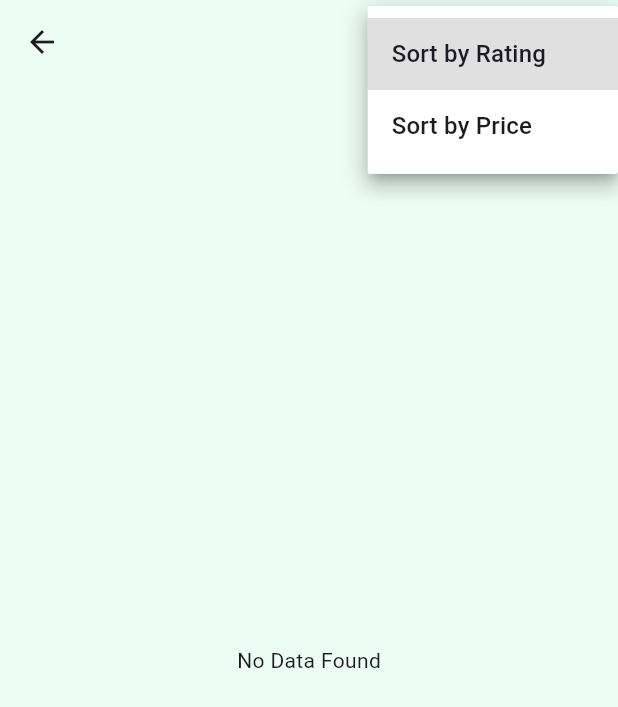
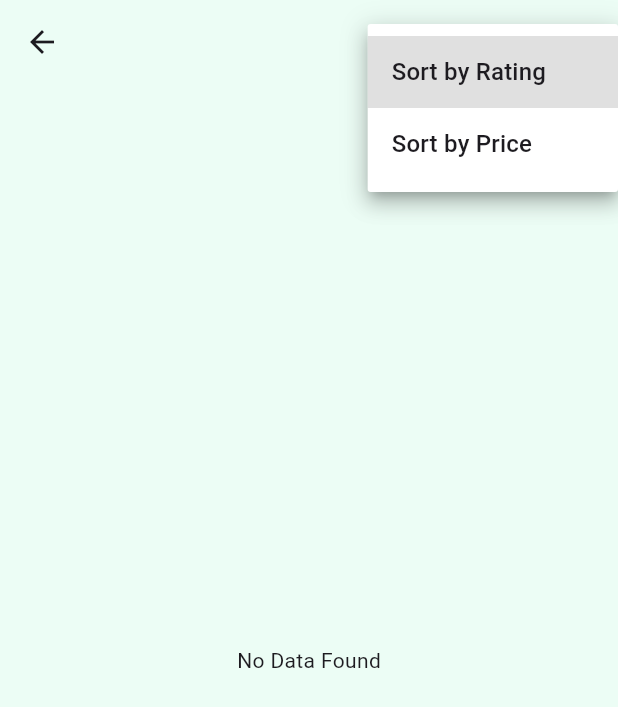
Before and after one commit to sreeragp07/booknow, a Flutter app: the ProfessionalsListScreen screen opened directly with empty values, after a tap on "Sort", on a phone screen of 412 x 824 dp. Shown: the top 707 px of the screen. Run offline on Flutter 3.47's test engine with Material 3 defaults, Android fonts, the light colour scheme and no system bars; our stand-ins replace bloc, cloud_firestore, equatable, firebase_auth, firebase_core, flutter_bloc; accounts and stored records are empty.

Commit message:
folder restructure

```diff
--- a/lib/screens/login_screen.dart
+++ b/lib/features/auth/screens/login_screen.dart
@@ -1,6 +1,6 @@
-import 'package:booknow/screens/dashboard_screen.dart';
-import 'package:booknow/screens/professional_dashboard_screen.dart';
-import 'package:booknow/screens/signup_screen.dart';
+import 'package:booknow/features/dashboard/screens/dashboard_screen.dart';
+import 'package:booknow/features/dashboard/screens/professional_dashboard_screen.dart';
+import 'package:booknow/features/auth/screens/signup_screen.dart';
 import 'package:booknow/widgets/custom_elevated_button.dart';
 import 'package:booknow/widgets/custom_text_field.dart';
 import 'package:cloud_firestore/cloud_firestore.dart';
--- a/lib/screens/booking_screen.dart
+++ b/lib/features/booking/screens/booking_screen.dart
@@ -1,4 +1,4 @@
-import 'package:booknow/bloc/bloc/booking_bloc.dart';
+import 'package:booknow/features/booking/bloc/booking_bloc.dart';
 import 'package:booknow/widgets/custom_elevated_button.dart';
 import 'package:flutter/material.dart';
 import 'package:flutter_bloc/flutter_bloc.dart';
--- a/lib/screens/dashboard_screen.dart
+++ b/lib/features/dashboard/screens/dashboard_screen.dart
@@ -1,7 +1,7 @@
-import 'package:booknow/bloc/bloc/category_bloc.dart';
+import 'package:booknow/features/dashboard/bloc/category_bloc.dart';
 import 'package:booknow/respository/data_services.dart';
-import 'package:booknow/screens/login_screen.dart';
-import 'package:booknow/screens/professionals_list_screen.dart';
+import 'package:booknow/features/auth/screens/login_screen.dart';
+import 'package:booknow/features/professionals/screens/professionals_list_screen.dart';
 import 'package:firebase_auth/firebase_auth.dart';
 import 'package:flutter/material.dart';
 import 'package:flutter_bloc/flutter_bloc.dart';
--- a/lib/screens/professional_dashboard_screen.dart
+++ b/lib/features/dashboard/screens/professional_dashboard_screen.dart
@@ -1,4 +1,4 @@
-import 'package:booknow/screens/login_screen.dart';
+import 'package:booknow/features/auth/screens/login_screen.dart';
 import 'package:cloud_firestore/cloud_firestore.dart';
 import 'package:firebase_auth/firebase_auth.dart';
 import 'package:flutter/material.dart';
--- a/lib/screens/professional_details_screen.dart
+++ b/lib/features/professionals/screens/professional_details_screen.dart
@@ -1,7 +1,7 @@
-import 'package:booknow/bloc/professionals_bloc.dart';
+import 'package:booknow/features/professionals/bloc/professionals_bloc.dart';
 import 'package:booknow/models/professionals.dart';
 import 'package:booknow/respository/data_services.dart';
-import 'package:booknow/screens/booking_screen.dart';
+import 'package:booknow/features/booking/screens/booking_screen.dart';
 import 'package:booknow/widgets/custom_elevated_button.dart';
 import 'package:flutter/material.dart';
 import 'package:flutter_bloc/flutter_bloc.dart';
--- a/lib/screens/professionals_list_screen.dart
+++ b/lib/features/professionals/screens/professionals_list_screen.dart
@@ -1,6 +1,6 @@
-import 'package:booknow/bloc/professionals_bloc.dart';
+import 'package:booknow/features/professionals/bloc/professionals_bloc.dart';
 import 'package:booknow/respository/data_services.dart';
-import 'package:booknow/screens/professional_details_screen.dart';
+import 'package:booknow/features/professionals/screens/professional_details_screen.dart';
 import 'package:flutter/material.dart';
 import 'package:flutter_bloc/flutter_bloc.dart';
 
@@ -30,7 +30,10 @@ class ProfessionalsListScreen extends StatelessWidget {
               backgroundColor: const Color(0xFFECFDF5),
               title: Text(categoryName),
               actions: [
-                DropdownButton<String>(
+                DropdownButtonHideUnderline(
+                  child: Center(
+                    child: DropdownButton<String>(
+                      isDense: true,
                       value: value,
                       hint: Text("Sort"),
                       underline: const SizedBox(),
@@ -56,6 +59,8 @@ class ProfessionalsListScreen extends StatelessWidget {
                           SortProfessionalsListEvent(selectedSort: value!),
                         );
                       },
+                    ),
+                  ),
                 ),
                 const SizedBox(width: 10),
               ],
--- a/lib/main.dart
+++ b/lib/main.dart
@@ -1,4 +1,4 @@
-import 'package:booknow/screens/login_screen.dart';
+import 'package:booknow/features/auth/screens/login_screen.dart';
 import 'package:firebase_core/firebase_core.dart';
 import 'package:flutter/material.dart';
 import 'firebase_options.dart';
```
Also changed, not shown: lib/screens/test.dart (deleted, +0 -41 lines), lib/features/auth/screens/signup_screen.dart (renamed from lib/screens/signup_screen.dart), lib/features/booking/bloc/booking_bloc.dart (renamed from lib/bloc/bloc/booking_bloc.dart), lib/features/booking/bloc/booking_event.dart (renamed from lib/bloc/bloc/booking_event.dart), lib/features/booking/bloc/booking_state.dart (renamed from lib/bloc/bloc/booking_state.dart), lib/features/dashboard/bloc/category_bloc.dart (renamed from lib/bloc/bloc/category_bloc.dart), lib/features/dashboard/bloc/category_event.dart (renamed from lib/bloc/bloc/category_event.dart), lib/features/dashboard/bloc/category_state.dart (renamed from lib/bloc/bloc/category_state.dart), lib/features/professionals/bloc/professionals_bloc.dart (renamed from lib/bloc/professionals_bloc.dart), lib/features/professionals/bloc/professionals_event.dart (renamed from lib/bloc/professionals_event.dart), lib/features/professionals/bloc/professionals_state.dart (renamed from lib/bloc/professionals_state.dart). Lines whose indentation alone changed are shown as unchanged.
